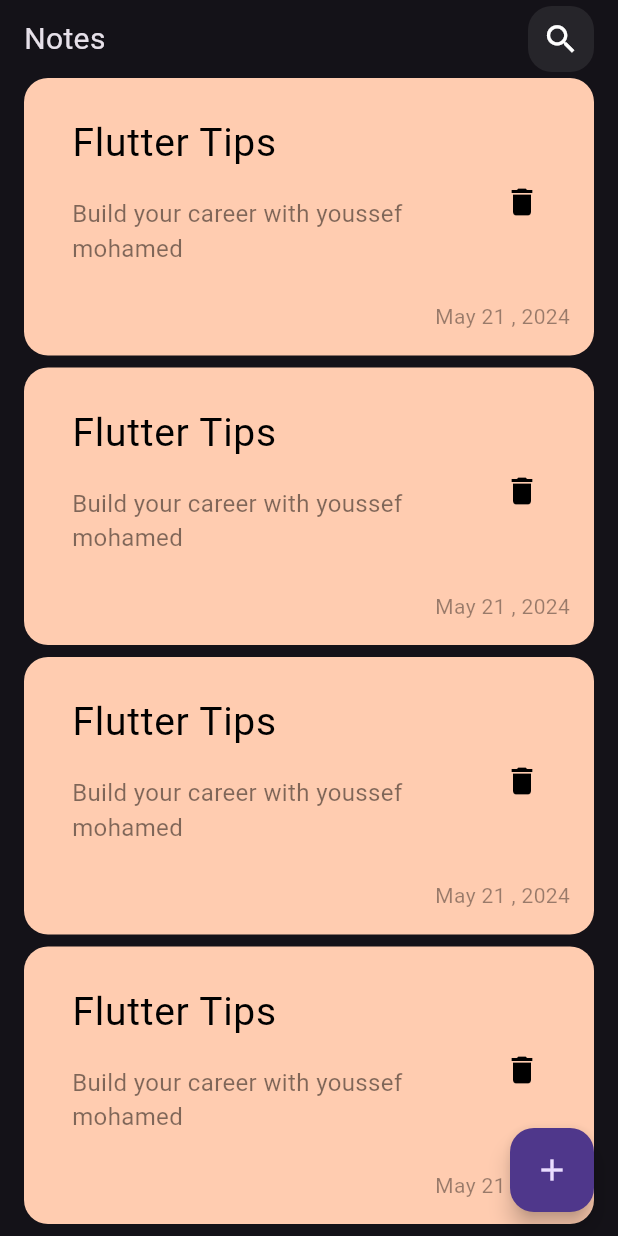
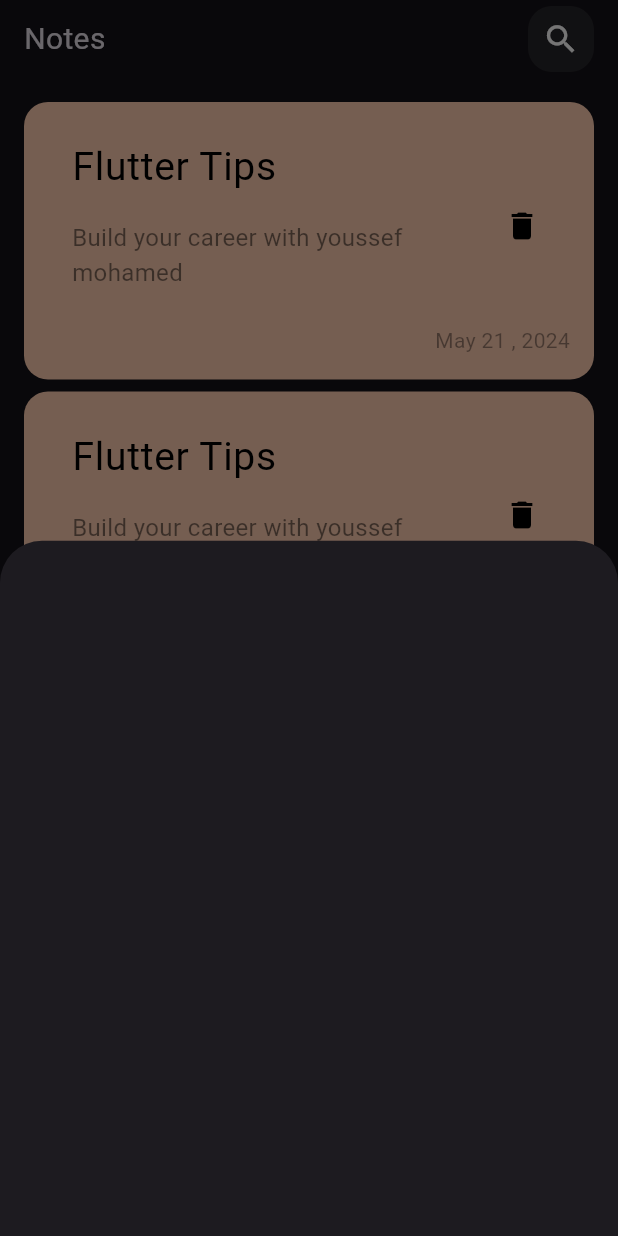
Before and after one commit to YoussefMohamed2004/notes_app, a Flutter app: the screen it shows after launch, after a tap on the "add" icon, on a phone screen of 412 x 824 dp. Run offline on Flutter 3.47's test engine with Material 3 defaults, Android fonts, the phone set to English and light mode, and no system bars.

Commit message:
show model bottom sheet

```diff
--- a/lib/views/notws_view.dart
+++ b/lib/views/notws_view.dart
@@ -1,4 +1,5 @@
 import 'package:flutter/material.dart';
+import 'package:flutter_application_8/views/widgets/add_note_buttom_sheet.dart';
 import 'package:flutter_application_8/views/widgets/notes_view_body.dart';
 
 class NotwsView extends StatelessWidget {
@@ -8,7 +9,13 @@ class NotwsView extends StatelessWidget {
   Widget build(BuildContext context) {
     return Scaffold(
       floatingActionButton: FloatingActionButton(
-        onPressed: () {},
+        onPressed: () {
+          showModalBottomSheet(
+              context: context,
+              builder: (context) {
+                return const AddNoteButtomSheet();
+              });
+        },
         child: const Icon(Icons.add),
       ),
       body: const NotseNiewBody(),
--- /dev/null
+++ b/lib/views/widgets/add_note_buttom_sheet.dart
@@ -0,0 +1,11 @@
+
+import 'package:flutter/material.dart';
+
+class AddNoteButtomSheet extends StatelessWidget {
+  const AddNoteButtomSheet({super.key});
+
+  @override
+  Widget build(BuildContext context) {
+    return Container();
+  }
+}
--- a/lib/views/widgets/notes_list_view.dart
+++ b/lib/views/widgets/notes_list_view.dart
@@ -4,15 +4,18 @@ import 'package:flutter_application_8/views/widgets/custom_note_item.dart';
 class NotesListView extends StatelessWidget {
   const NotesListView({super.key});
 
-
-
   @override
   Widget build(BuildContext context) {
-    return ListView.builder(itemBuilder: (context, index) {
-      return const Padding(
-        padding: EdgeInsets.symmetric(vertical: 4),
-        child: NotsItem(),
-      );
-    });
+    return Padding(
+      padding: const EdgeInsets.symmetric(vertical: 16),
+      child: ListView.builder(
+          padding: EdgeInsets.zero,
+          itemBuilder: (context, index) {
+            return const Padding(
+              padding: EdgeInsets.symmetric(vertical: 4),
+              child: NotsItem(),
+            );
+          }),
+    );
   }
 }
```
